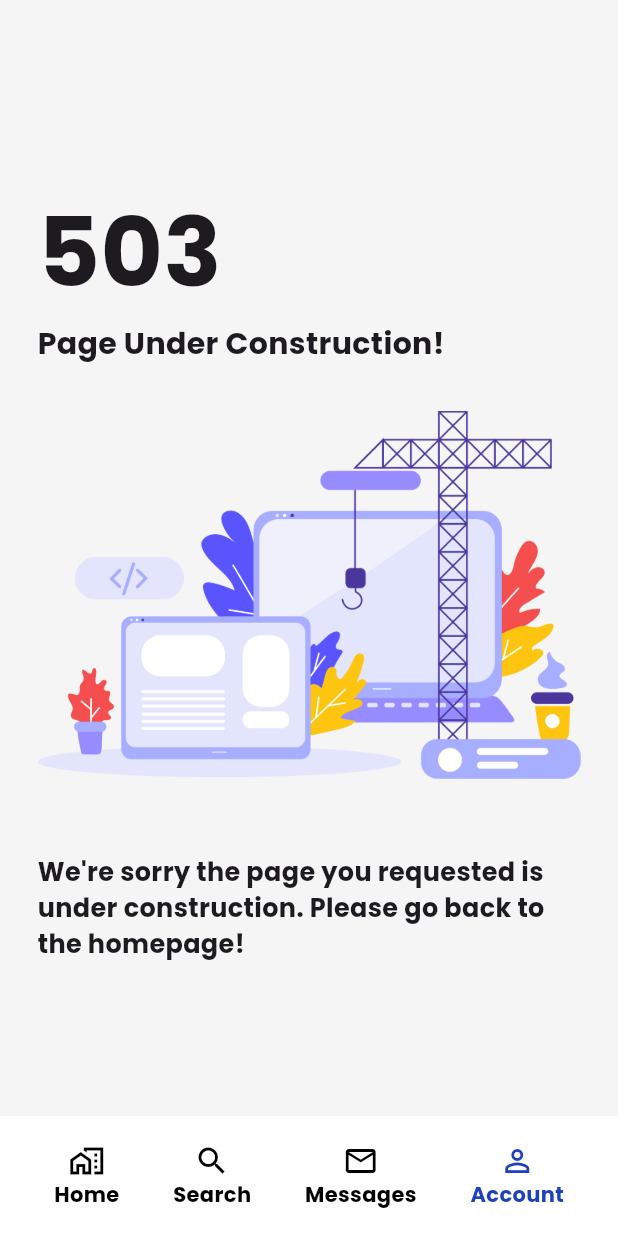
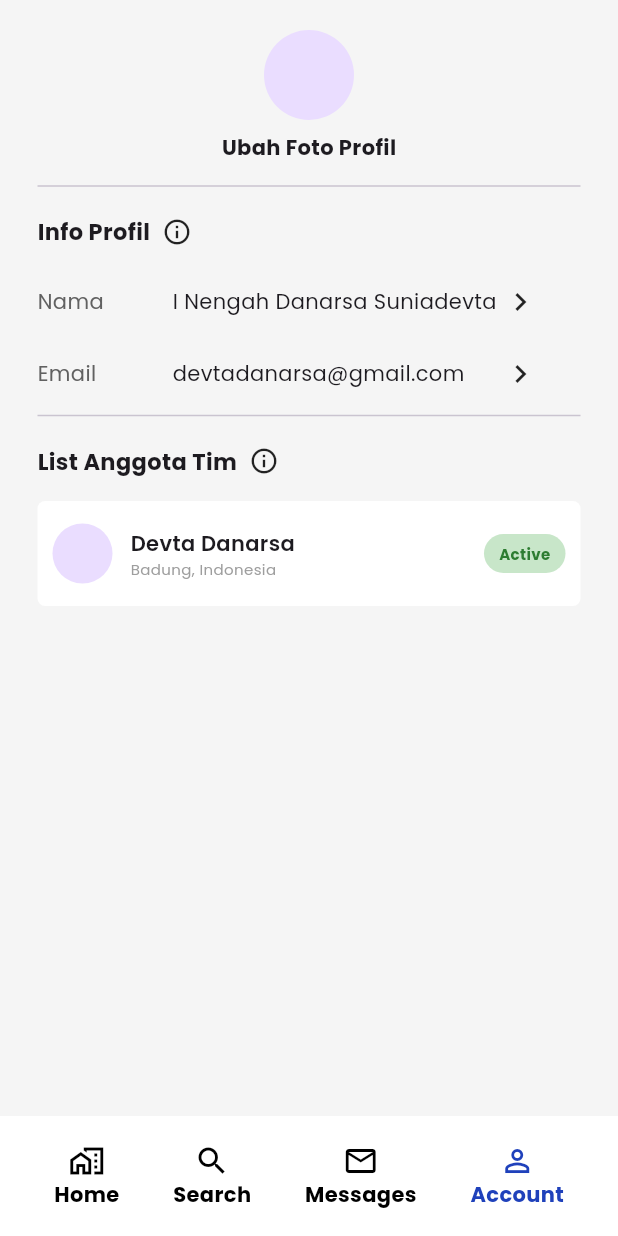
Before and after one commit to devtadanarsa/onboarding-app, a Flutter app: the MainLayout screen opened by its route, item 4 of the bottom bar chosen, on a phone screen of 412 x 824 dp. Run offline on Flutter 3.47's test engine with Material 3 defaults, Android fonts, the phone set to English and light mode, and no system bars; drawn by our look-alikes of flutter_slidable; our stand-ins replace dio, email_validator, flutter_otp_text_field, get_storage, google_fonts, timer_count_down; accounts and stored records are empty.

Commit message:
add account page and team member list

```diff
--- a/lib/pages/main/main_layout.dart
+++ b/lib/pages/main/main_layout.dart
@@ -1,6 +1,7 @@
 import 'package:flutter/material.dart';
 import 'package:get_storage/get_storage.dart';
 import 'package:onboarding_app/pages/main/home_page.dart';
+import 'package:onboarding_app/pages/main/profile_page.dart';
 import 'package:onboarding_app/pages/main/search_page.dart';
 import 'package:onboarding_app/pages/main/unfinished_page.dart';
 
@@ -19,7 +20,7 @@ class _MainLayoutState extends State<MainLayout> {
     HomePage(),
     SearchPage(),
     const UnfinishedPage(),
-    const UnfinishedPage(),
+    const ProfilePage(),
   ];
 
   @override
--- /dev/null
+++ b/lib/pages/main/profile_page.dart
@@ -0,0 +1,122 @@
+import 'package:flutter/material.dart';
+import 'package:onboarding_app/util/team_member_card.dart';
+
+class ProfilePage extends StatelessWidget {
+  const ProfilePage({super.key});
+
+  @override
+  Widget build(BuildContext context) {
+    return ListView(
+      children: [
+        Container(
+          alignment: Alignment.center,
+          child: const Column(
+            children: [
+              CircleAvatar(
+                radius: 30,
+              ),
+              Padding(
+                padding: EdgeInsets.only(top: 8, bottom: 8),
+                child: Text(
+                  "Ubah Foto Profil",
+                  style: TextStyle(
+                    fontWeight: FontWeight.bold,
+                    fontSize: 14,
+                  ),
+                ),
+              ),
+            ],
+          ),
+        ),
+        const Divider(),
+        const HeadingText(heading: "Info Profil"),
+        const InformationField(
+          label: "Nama",
+          value: "I Nengah Danarsa Suniadevta",
+        ),
+        const InformationField(
+          label: "Email",
+          value: "devtadanarsa@gmail.com",
+        ),
+        const Padding(
+          padding: EdgeInsets.only(top: 8),
+          child: Divider(),
+        ),
+        const HeadingText(heading: "List Anggota Tim"),
+        const TeamMemberCard(
+          name: "Devta Danarsa",
+          address: "Badung, Indonesia",
+        ),
+      ],
+    );
+  }
+}
+
+class InformationField extends StatelessWidget {
+  const InformationField({
+    super.key,
+    required this.label,
+    required this.value,
+  });
+
+  final String label;
+  final String value;
+
+  @override
+  Widget build(BuildContext context) {
+    return Padding(
+      padding: const EdgeInsets.only(top: 24),
+      child: Row(
+        children: [
+          SizedBox(
+            width: 90,
+            child: Text(
+              label,
+              style: TextStyle(
+                color: Colors.grey[700],
+              ),
+            ),
+          ),
+          SizedBox(
+            width: 220,
+            child: Text(
+              value,
+            ),
+          ),
+          const Icon(Icons.keyboard_arrow_right_outlined)
+        ],
+      ),
+    );
+  }
+}
+
+class HeadingText extends StatelessWidget {
+  const HeadingText({super.key, required this.heading});
+
+  final String heading;
+
+  @override
+  Widget build(BuildContext context) {
+    return Padding(
+      padding: const EdgeInsets.only(top: 12),
+      child: Row(
+        children: [
+          Text(
+            heading,
+            style: const TextStyle(
+              fontWeight: FontWeight.bold,
+              fontSize: 15,
+            ),
+          ),
+          const Padding(
+            padding: EdgeInsets.only(left: 8),
+            child: Icon(
+              Icons.info_outline,
+              size: 20,
+            ),
+          ),
+        ],
+      ),
+    );
+  }
+}
--- /dev/null
+++ b/lib/util/team_member_card.dart
@@ -0,0 +1,90 @@
+import 'package:flutter/material.dart';
+import 'package:flutter_slidable/flutter_slidable.dart';
+
+class TeamMemberCard extends StatelessWidget {
+  const TeamMemberCard({super.key, required this.name, required this.address});
+
+  final String name;
+  final String address;
+
+  @override
+  Widget build(BuildContext context) {
+    return Padding(
+      padding: const EdgeInsets.only(top: 16),
+      child: Slidable(
+        endActionPane: const ActionPane(
+          extentRatio: 0.3,
+          motion: ScrollMotion(),
+          children: [
+            SlidableAction(
+              onPressed: null,
+              backgroundColor: Color.fromRGBO(31, 65, 187, 1),
+              foregroundColor: Colors.white,
+              icon: Icons.find_in_page_outlined,
+              label: 'Detail',
+            ),
+          ],
+        ),
+        child: Container(
+          decoration: BoxDecoration(
+            borderRadius: BorderRadius.circular(5),
+            color: Colors.white,
+          ),
+          padding:
+              const EdgeInsets.only(left: 10, right: 10, top: 15, bottom: 15),
+          child: Row(
+            mainAxisAlignment: MainAxisAlignment.spaceBetween,
+            children: [
+              const Row(
+                children: [
+                  CircleAvatar(),
+                  Padding(
+                    padding: EdgeInsets.only(left: 12),
+                    child: Column(
+                      crossAxisAlignment: CrossAxisAlignment.start,
+                      children: [
+                        Text(
+                          "Devta Danarsa",
+                          style: TextStyle(
+                            fontSize: 14,
+                            fontWeight: FontWeight.w600,
+                          ),
+                        ),
+                        Text(
+                          "Badung, Indonesia",
+                          style: TextStyle(
+                            fontSize: 10,
+                            color: Colors.grey,
+                          ),
+                        ),
+                      ],
+                    ),
+                  ),
+                ],
+              ),
+              Container(
+                padding: const EdgeInsets.only(
+                  left: 10,
+                  right: 10,
+                  top: 6,
+                  bottom: 6,
+                ),
+                decoration: BoxDecoration(
+                    color: Colors.green[100],
+                    borderRadius: const BorderRadius.all(Radius.circular(20))),
+                child: Text(
+                  "Active",
+                  style: TextStyle(
+                    fontSize: 10,
+                    color: Colors.green[800],
+                    fontWeight: FontWeight.bold,
+                  ),
+                ),
+              ),
+            ],
+          ),
+        ),
+      ),
+    );
+  }
+}
--- a/pubspec.yaml
+++ b/pubspec.yaml
@@ -40,6 +40,7 @@ dependencies:
   cupertino_icons: ^1.0.6
   get_storage: ^2.1.1
   dio: ^5.4.3+1
+  flutter_slidable: ^3.1.0
 
 dev_dependencies:
   flutter_test:
```
Also changed, not shown: pubspec.lock.
